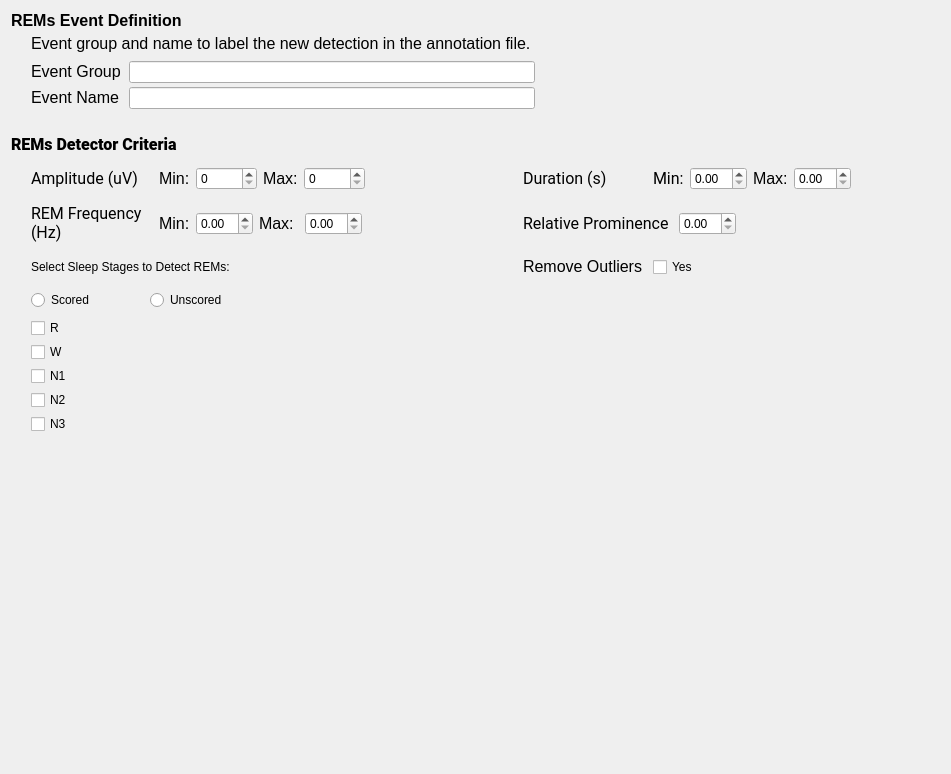
SnoozToolbox/snooz-package-ceams, file tools/CEAMSTools/DetectREMsYASA/DetectorStep/Ui_DetectorStep.ui: the form before one commit.
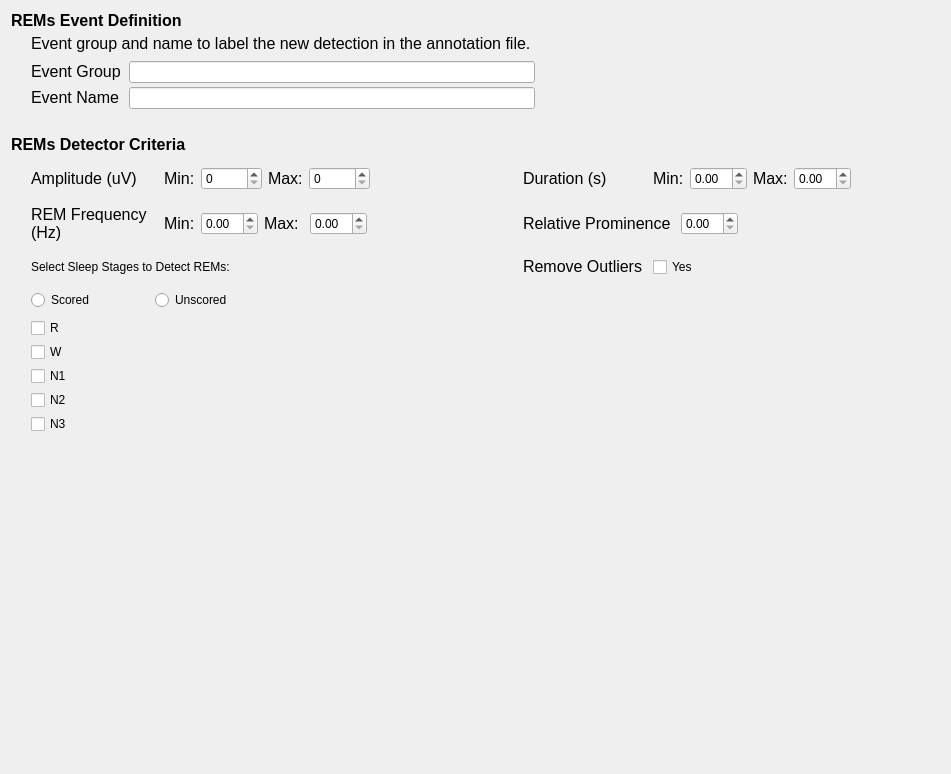
The form after the commit.

Commit message: Font step 4: forms without fonts of their own, look kept

What changed in the file:
```diff
--- a/tools/CEAMSTools/DetectREMsYASA/DetectorStep/Ui_DetectorStep.ui
+++ b/tools/CEAMSTools/DetectREMsYASA/DetectorStep/Ui_DetectorStep.ui
@@ -13,9 +13,6 @@
   <property name="windowTitle">
    <string/>
   </property>
-  <property name="styleSheet">
-   <string notr="true">font: 12pt &quot;Roboto&quot;;</string>
-  </property>
   <layout class="QGridLayout" name="gridLayout_2">
    <item row="0" column="0">
     <layout class="QGridLayout" name="gridLayout">
@@ -39,8 +36,6 @@
        </property>
        <property name="font">
         <font>
-         <family>Roboto</family>
-         <pointsize>12</pointsize>
          <italic>false</italic>
          <bold>false</bold>
         </font>
@@ -296,8 +291,6 @@
             </property>
             <property name="font">
              <font>
-              <family>Roboto</family>
-              <pointsize>12</pointsize>
               <italic>false</italic>
               <bold>false</bold>
              </font>
@@ -327,8 +320,6 @@
            <widget class="QLabel" name="label_11">
             <property name="font">
              <font>
-              <family>Roboto</family>
-              <pointsize>12</pointsize>
               <italic>false</italic>
               <bold>false</bold>
              </font>
@@ -431,8 +422,6 @@
             </property>
             <property name="font">
              <font>
-              <family>Roboto</family>
-              <pointsize>12</pointsize>
               <italic>false</italic>
               <bold>false</bold>
              </font>
@@ -554,8 +543,6 @@
          </property>
          <property name="font">
           <font>
-           <family>Roboto</family>
-           <pointsize>12</pointsize>
            <italic>false</italic>
            <bold>false</bold>
           </font>
@@ -645,8 +632,6 @@
         <widget class="QLabel" name="label_8">
          <property name="font">
           <font>
-           <family>Roboto</family>
-           <pointsize>12</pointsize>
            <italic>false</italic>
            <bold>false</bold>
           </font>
```
Left out of the diff: 3 changed lines with no effect on the pictures. The commit also changes 427 other files.
